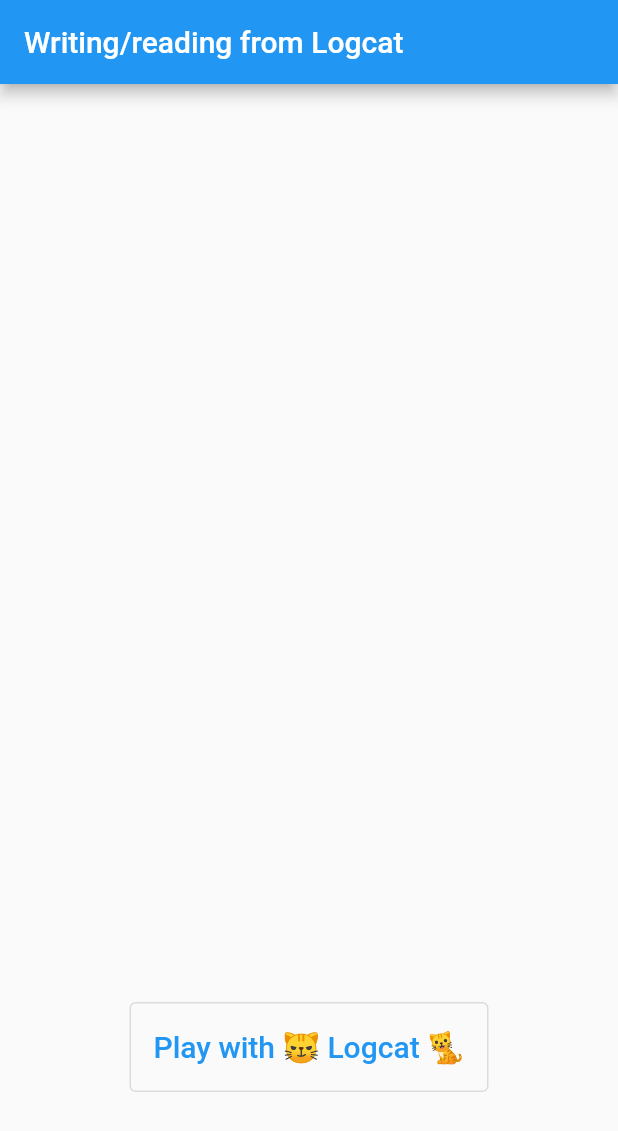
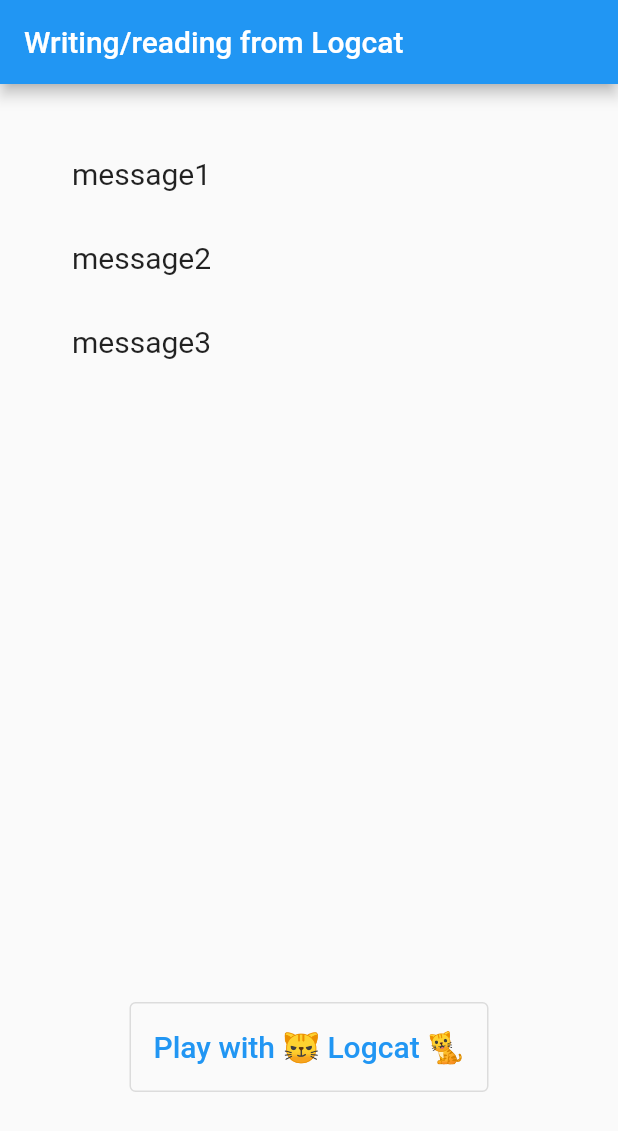
Before and after one commit to ChristianKleineidam/logging_to_logcat, a Flutter app: the screen it shows after launch, after a tap on "Play with 😼 Logcat 🐈", on a phone screen of 412 x 824 dp. Shown: the top 1131 px of the screen. Run offline on Flutter 3.47's test engine with Material 2 defaults, Android fonts, the phone set to English and light mode, and no system bars; our stand-ins replace bloc, flutter_bloc; missing offline and left inert: logcat_monitor.

Commit message:
Fixed the example app to work on Dart 3.0

```diff
--- /dev/null
+++ b/example/lib/log_cat_bloc.dart
@@ -0,0 +1,37 @@
+import 'dart:math';
+
+import 'package:bloc/bloc.dart';
+import 'package:flutter/material.dart';
+import 'package:flutter/services.dart';
+import 'package:logcat_monitor/logcat_monitor.dart';
+
+part 'log_cat_event.dart';
+part 'log_cat_state.dart';
+
+class LogCatBloc extends Bloc<LogCatEvent, LogCatState> {
+  List<String> logList = [];
+
+  Future<void> initPlatformState() async {
+    try {
+      LogcatMonitor.addListen(_listenStream);
+    } on PlatformException {
+      debugPrint('Failed to listen Stream of log.');
+    }
+    await LogcatMonitor.startMonitor("*.*");
+  }
+
+  LogCatBloc() : super(LogCatInitial()) {
+    initPlatformState();
+
+    on<LogCatEntryEvent>((event, emit) {
+      logList.add(event.text);
+      emit(LogCatStatus(logList.sublist(max(0, logList.length - 8))));
+    });
+  }
+
+  void _listenStream(dynamic value) {
+    if (value is String) {
+      this.add(LogCatEntryEvent(value));
+    }
+  }
+}
--- /dev/null
+++ b/example/lib/log_cat_event.dart
@@ -0,0 +1,10 @@
+part of 'log_cat_bloc.dart';
+
+@immutable
+abstract class LogCatEvent {}
+
+class LogCatEntryEvent extends LogCatEvent {
+  final String text;
+
+  LogCatEntryEvent(this.text);
+}
--- /dev/null
+++ b/example/lib/log_cat_state.dart
@@ -0,0 +1,18 @@
+part of 'log_cat_bloc.dart';
+
+@immutable
+abstract class LogCatState {
+  final List<String> logEntryList;
+
+  LogCatState(this.logEntryList);
+}
+
+class LogCatInitial extends LogCatState {
+  LogCatInitial() : super(const ["message1", 'message2', 'message3']);
+
+  List<String> get logEntryList => ["message1", 'message2', 'message3'];
+}
+
+class LogCatStatus extends LogCatState {
+  LogCatStatus(List<String> logEntryList) : super(logEntryList);
+}
--- a/example/lib/main.dart
+++ b/example/lib/main.dart
@@ -1,12 +1,38 @@
 import 'dart:async';
 
 import 'package:flutter/material.dart';
-import 'package:logcat/logcat.dart';
+import 'package:flutter_bloc/flutter_bloc.dart';
 import 'package:logging/logging.dart';
 import 'package:logging_to_logcat/logging_to_logcat.dart';
+import 'package:logging_to_logcat_example/log_cat_bloc.dart';
+
+const String FINE_MESSAGE = "This is a fine message";
+const String CONFIG_MESSAGE = "This is a config message";
+const String INFO_MESSAGE = "This is a info message";
+const String WARNING_MESSAGE = "This is a warning message";
+const String ERROR_MESSAGE = "This is a error message";
+
+Future initLogging() async {
+  Logger.root.activateLogcat();
+  Logger.root.level = Level.ALL;
+}
+
+Future addLog() async {
+  Logger log = Logger("ExampleLogger");
+  log.fine(FINE_MESSAGE);
+  log.config(CONFIG_MESSAGE);
+  log.info(INFO_MESSAGE);
+  log.warning(WARNING_MESSAGE);
+  log.severe(ERROR_MESSAGE);
+}
 
 void main() {
-  runApp(MyApp());
+  initLogging();
+
+  runApp(BlocProvider<LogCatBloc>(
+    create: (context) => LogCatBloc(),
+    child: MyApp(),
+  ));
 }
 
 class MyApp extends StatefulWidget {
@@ -15,44 +41,14 @@ class MyApp extends StatefulWidget {
 }
 
 class _MyAppState extends State<MyApp> {
-  String _logDisplayText = '';
-
-  static const String FINE_MESSAGE = "This is a fine message";
-  static const String CONFIG_MESSAGE = "This is a config message";
-  static const String INFO_MESSAGE = "This is a info message";
-  static const String WARNING_MESSAGE = "This is a warning message";
-  static const String ERROR_MESSAGE = "This is a error message";
-
   // Platform messages are asynchronous, so we initialize in an async method.
   Future<void> initPlatformState() async {}
 
   Future<void> playWithLogcat() async {
-    var text = await getLogtext();
-
+    addLog();
     setState(() {
-      _logDisplayText = text;
+      //_logDisplayText = text;
     });
-  }
-
-  static Future<String> getLogtext() async {
-    String oldLogs = await Logcat.execute();
-    Logger.root.activateLogcat();
-    Logger.root.level = Level.ALL;
-
-    Logger log = Logger("ExampleLogger");
-    log.fine(FINE_MESSAGE);
-    log.config(CONFIG_MESSAGE);
-    log.info(INFO_MESSAGE);
-    log.warning(WARNING_MESSAGE);
-    log.severe(ERROR_MESSAGE);
-
-    String newLogs = await Logcat.execute();
-    var diffText = newLogs.replaceAll(oldLogs, "");
-    diffText = diffText.replaceAllMapped(RegExp(r"(\d\d-\d\d)"), (match) {
-      return '\n\n${match.group(0)}';
-    });
-
-    return diffText;
   }
 
   @override
@@ -68,11 +64,20 @@ class _MyAppState extends State<MyApp> {
             child: Column(
               children: [
                 Expanded(
-                  child: SingleChildScrollView(
-                    child: Text(
-                      '$_logDisplayText',
-                      textScaleFactor: 1.4,
-                    ),
+                  child: BlocBuilder<LogCatBloc, LogCatState>(
+                    builder: (context, state) {
+                      List<Widget> widgetList =
+                          state.logEntryList.map((String item) {
+                        return ListTile(
+                            title: Text(item, style: TextStyle(fontSize: 20)));
+                      }).toList();
+
+                      return ListView.builder(
+                          itemCount: state.logEntryList.length,
+                          itemBuilder: (BuildContext context, int index) {
+                            return widgetList[index];
+                          });
+                    },
                   ),
                 ),
                 SizedBox(
--- a/lib/logging_to_logcat.dart
+++ b/lib/logging_to_logcat.dart
@@ -3,6 +3,7 @@ import 'dart:async';
 import 'package:flutter/services.dart';
 import 'package:logging/logging.dart';
 
+/// Class containing the method channel
 class _LoggerToLogcat {
   static const MethodChannel _channel =
       const MethodChannel('logging_to_logcat');
--- a/pubspec.yaml
+++ b/pubspec.yaml
@@ -1,15 +1,15 @@
 name: logging_to_logcat
 description: Adds activateLogcat() method to logging's Logger class which results in everything that's
   logged to Logger being displayed by Android's logcat.
-version: 0.1.1
+version: 1.0.0
 homepage: https://github.com/ChristianKleineidam/logging_to_logcat
 
 environment:
-  sdk: ">=2.12.0 <3.0.0"
+  sdk: ">=2.12.0 <4.0.0"
   flutter: ">=1.20.0"
 
 dependencies:
-  logging: ^1.0.1
+  logging: ^1.1.1
 
   flutter:
     sdk: flutter
```
Also changed, not shown: example/pubspec.yaml (+8 -3 lines), example/pubspec.lock, pubspec.lock, 2 other files.
